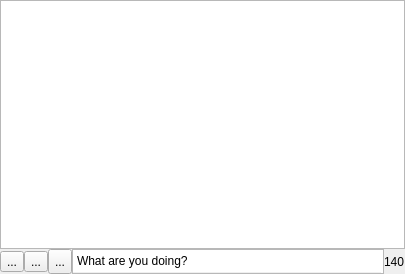
Qt form mainwindow.ui (ayoy/qtwitter) before a commit.
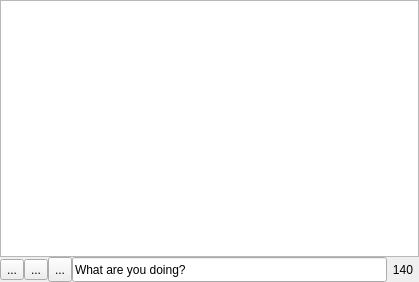
The same form after that commit. Icons and pictures are not drawn. Custom widgets are drawn as their Qt base class.

Commit message: 1. QPlainText swapped for QLineEdit 2. StatusEdit class derived from QLineEdit with reimplemented focusInEvent() 3. Main window is ready for playing up with Twitter API

Diff of the .ui file:
```diff
--- a/mainwindow.ui
+++ b/mainwindow.ui
@@ -5,8 +5,8 @@
    <rect>
     <x>0</x>
     <y>0</y>
-    <width>405</width>
-    <height>274</height>
+    <width>419</width>
+    <height>282</height>
    </rect>
   </property>
   <property name="windowTitle" >
@@ -98,50 +98,38 @@
       </widget>
      </item>
      <item>
-      <widget class="QPlainTextEdit" name="statusEdit" >
-       <property name="enabled" >
-        <bool>true</bool>
-       </property>
-       <property name="sizePolicy" >
-        <sizepolicy vsizetype="Fixed" hsizetype="Expanding" >
-         <horstretch>0</horstretch>
-         <verstretch>0</verstretch>
-        </sizepolicy>
-       </property>
-       <property name="maximumSize" >
+      <widget class="StatusEdit" name="statusEdit" >
+       <property name="minimumSize" >
         <size>
-         <width>16777215</width>
+         <width>0</width>
          <height>25</height>
         </size>
        </property>
-       <property name="plainText" >
+       <property name="maximumSize" >
+        <size>
+         <width>16777215</width>
+         <height>32</height>
+        </size>
+       </property>
+       <property name="text" >
         <string>What are you doing?</string>
        </property>
-       <property name="tabStopWidth" >
-        <number>80</number>
-       </property>
-       <property name="maximumBlockCount" >
-        <number>0</number>
-       </property>
-       <property name="backgroundVisible" >
-        <bool>true</bool>
-       </property>
-       <property name="centerOnScroll" >
-        <bool>false</bool>
+       <property name="maxLength" >
+        <number>140</number>
        </property>
       </widget>
      </item>
      <item>
       <widget class="QLabel" name="countdownLabel" >
        <property name="sizePolicy" >
-        <sizepolicy vsizetype="Preferred" hsizetype="Preferred" >
+        <sizepolicy vsizetype="Preferred" hsizetype="Fixed" >
          <horstretch>0</horstretch>
          <verstretch>0</verstretch>
         </sizepolicy>
        </property>
        <property name="minimumSize" >
         <size>
-         <width>0</width>
+         <width>32</width>
          <height>0</height>
         </size>
        </property>
@@ -151,6 +139,9 @@
        <property name="text" >
         <string>140</string>
        </property>
+       <property name="alignment" >
+        <set>Qt::AlignCenter</set>
+       </property>
        <property name="wordWrap" >
         <bool>false</bool>
        </property>
@@ -169,6 +160,13 @@
    </item>
   </layout>
  </widget>
+ <customwidgets>
+  <customwidget>
+   <class>StatusEdit</class>
+   <extends>QLineEdit</extends>
+   <header>statusedit.h</header>
+  </customwidget>
+ </customwidgets>
  <tabstops>
   <tabstop>statusTableView</tabstop>
   <tabstop>statusEdit</tabstop>
```
Left out of the diff: 1 changed line with no effect on the pictures. The commit also changes 6 other files.
